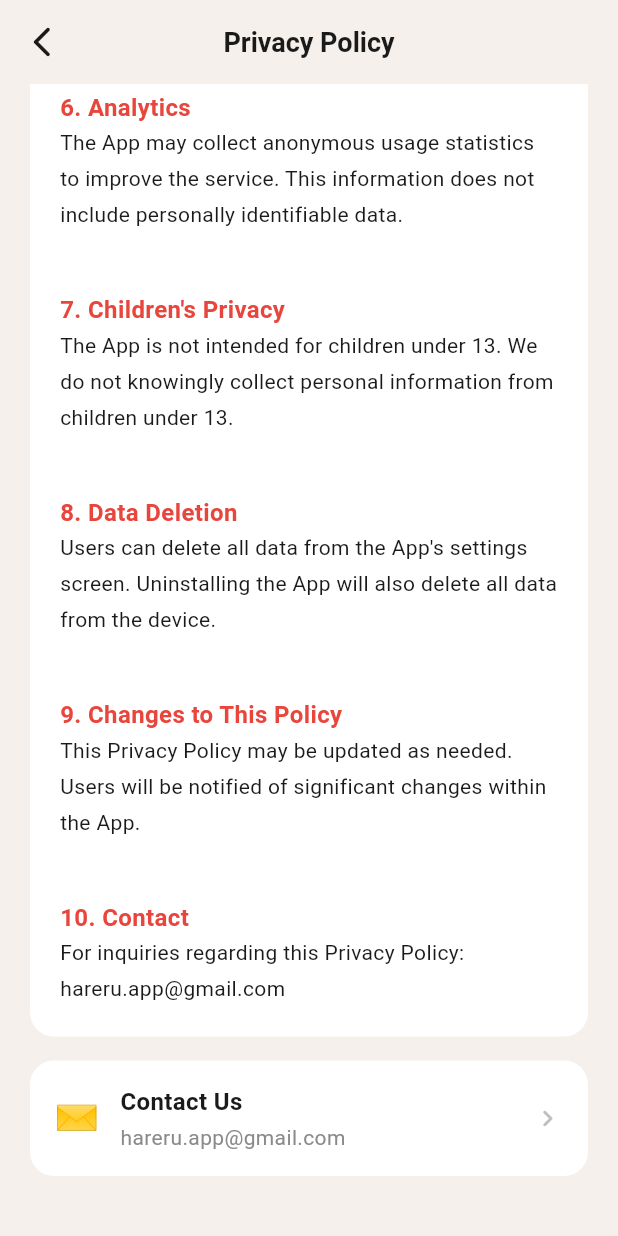
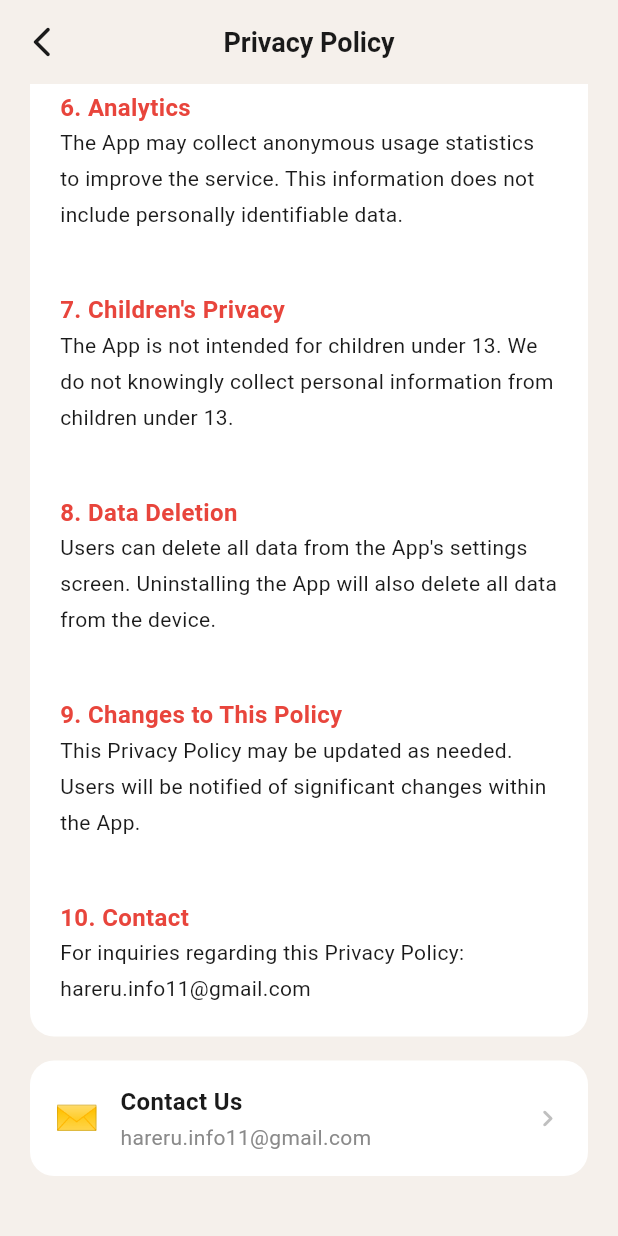
Before and after one commit to lunalism/hareru, a Flutter app: the PrivacyPolicyScreen screen opened directly, scrolled down 996 dp, on a phone screen of 412 x 824 dp. Run offline on Flutter 3.47's test engine with Material 3 defaults, Android fonts, the phone set to English and light mode, and no system bars; our stand-ins replace device_info_plus, file_picker, fl_chart, flutter_local_notifications, flutter_riverpod, flutter_svg and 8 more; accounts and stored records are empty; Roboto replaces fonts that are missing (PretendardJP).

Commit message:
fix: update contact email to hareru.info11@gmail.com

```diff
--- a/lib/data/legal_texts.dart
+++ b/lib/data/legal_texts.dart
@@ -71,7 +71,7 @@ class LegalTexts {
 本規約は日本法に準拠するものとします。
 
 第10条（お問い合わせ）
-本規約に関するお問い合わせ: hareru.app@gmail.com''';
+本規約に関するお問い合わせ: hareru.info11@gmail.com''';
 
   static const _termsKo = '''이용약관
 
@@ -121,7 +121,7 @@ class LegalTexts {
 본 약관은 일본법에 준거합니다.
 
 제10조 (문의)
-본 약관에 관한 문의: hareru.app@gmail.com''';
+본 약관에 관한 문의: hareru.info11@gmail.com''';
 
   static const _termsEn = '''Terms of Service
 
@@ -171,7 +171,7 @@ Article 9 (Governing Law)
 These Terms are governed by the laws of Japan.
 
 Article 10 (Contact)
-For inquiries regarding these Terms: hareru.app@gmail.com''';
+For inquiries regarding these Terms: hareru.info11@gmail.com''';
 
   static const _privacyJa = '''プライバシーポリシー
 
@@ -208,7 +208,7 @@ For inquiries regarding these Terms: hareru.app@gmail.com''';
 本プライバシーポリシーは、必要に応じて更新される場合があります。重要な変更がある場合は、アプリ内でお知らせします。
 
 10. お問い合わせ
-本プライバシーポリシーに関するお問い合わせ: hareru.app@gmail.com''';
+本プライバシーポリシーに関するお問い合わせ: hareru.info11@gmail.com''';
 
   static const _privacyKo = '''개인정보처리방침
 
@@ -245,7 +245,7 @@ For inquiries regarding these Terms: hareru.app@gmail.com''';
 본 개인정보처리방침은 필요에 따라 업데이트될 수 있습니다. 중요한 변경이 있는 경우 앱 내에서 알려드립니다.
 
 10. 문의
-본 개인정보처리방침에 관한 문의: hareru.app@gmail.com''';
+본 개인정보처리방침에 관한 문의: hareru.info11@gmail.com''';
 
   static const _privacyEn = '''Privacy Policy
 
@@ -282,5 +282,5 @@ Users can delete all data from the App's settings screen. Uninstalling the App w
 This Privacy Policy may be updated as needed. Users will be notified of significant changes within the App.
 
 10. Contact
-For inquiries regarding this Privacy Policy: hareru.app@gmail.com''';
+For inquiries regarding this Privacy Policy: hareru.info11@gmail.com''';
 }
--- a/lib/screens/settings/about_screen.dart
+++ b/lib/screens/settings/about_screen.dart
@@ -154,7 +154,7 @@ class _AboutScreenState extends State<AboutScreen> {
                     label: l10n.contactUs,
                     isDark: isDark,
                     onTap: () => launchUrl(
-                      Uri.parse('mailto:hareru.app@gmail.com'),
+                      Uri.parse('mailto:hareru.info11@gmail.com'),
                     ),
                   ),
                 ],
--- a/lib/screens/settings/privacy_policy_screen.dart
+++ b/lib/screens/settings/privacy_policy_screen.dart
@@ -66,7 +66,7 @@ class PrivacyPolicyScreen extends StatelessWidget {
             GestureDetector(
               behavior: HitTestBehavior.opaque,
               onTap: () => launchUrl(
-                Uri.parse('mailto:hareru.app@gmail.com'),
+                Uri.parse('mailto:hareru.info11@gmail.com'),
               ),
               child: Container(
                 width: double.infinity,
@@ -94,7 +94,7 @@ class PrivacyPolicyScreen extends StatelessWidget {
                           ),
                           const SizedBox(height: 2),
                           Text(
-                            'hareru.app@gmail.com',
+                            'hareru.info11@gmail.com',
                             style: TextStyle(
                               fontSize: 14,
                               color: c.textSecondary,
--- a/lib/screens/settings/terms_of_service_screen.dart
+++ b/lib/screens/settings/terms_of_service_screen.dart
@@ -66,7 +66,7 @@ class TermsOfServiceScreen extends StatelessWidget {
             GestureDetector(
               behavior: HitTestBehavior.opaque,
               onTap: () => launchUrl(
-                Uri.parse('mailto:hareru.app@gmail.com'),
+                Uri.parse('mailto:hareru.info11@gmail.com'),
               ),
               child: Container(
                 width: double.infinity,
@@ -94,7 +94,7 @@ class TermsOfServiceScreen extends StatelessWidget {
                           ),
                           const SizedBox(height: 2),
                           Text(
-                            'hareru.app@gmail.com',
+                            'hareru.info11@gmail.com',
                             style: TextStyle(
                               fontSize: 14,
                               color: c.textSecondary,
```
Also changed, not shown: 3 other files.
